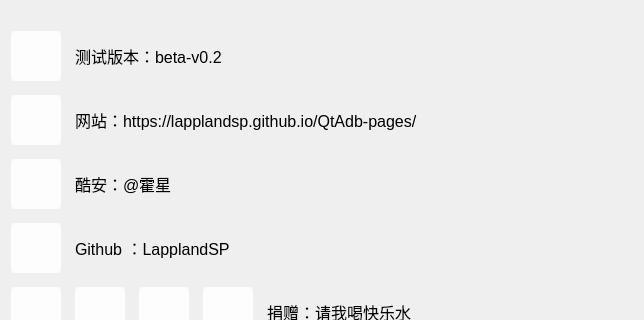
Before: the Qt Designer form QtAdb/about.ui in LapplandSP/QtAdb, drawn with Qt 5; both pictures show x 0 to 644 and y 0 to 320 of the 644 by 496 pixel window.
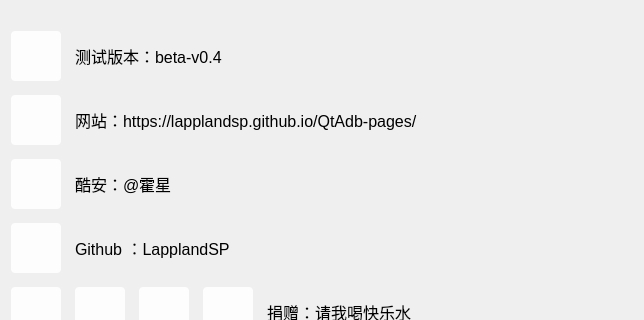
After: the same form once the commit is applied. Icons and pictures are not drawn.

The edit to the form file:
```diff
--- a/QtAdb/about.ui
+++ b/QtAdb/about.ui
@@ -35,9 +35,7 @@
       </size>
      </property>
      <property name="font">
-      <font>
-       <family>MiSans Medium</family>
-      </font>
+      <font/>
      </property>
      <property name="styleSheet">
       <string notr="true">border-radius: 4px;
@@ -114,7 +112,7 @@
              </font>
             </property>
             <property name="text">
-             <string>测试版本：beta-v0.2</string>
+             <string>测试版本：beta-v0.4</string>
             </property>
            </widget>
           </item>
```
